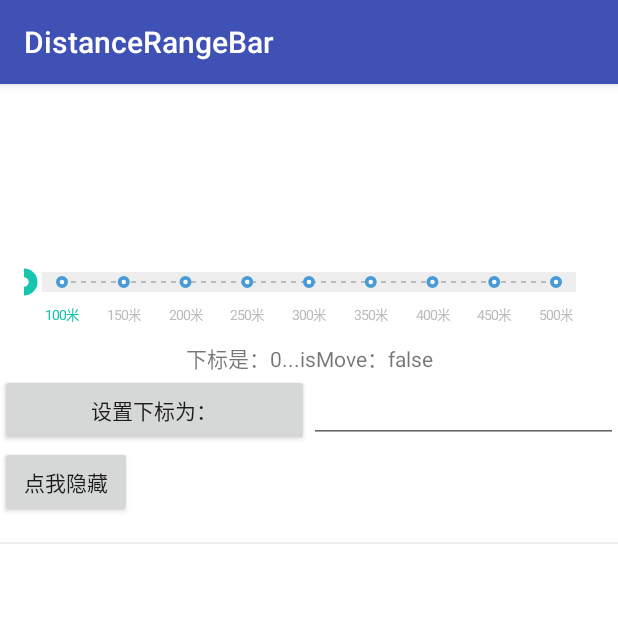
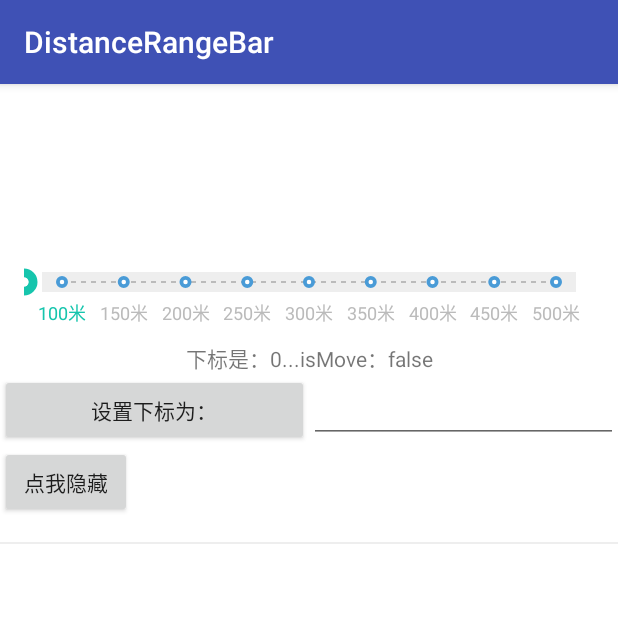
Before and after one commit to hidetag/DistanceRangeBar, an Android app: the screen it shows after launch (MainActivity), after a tap on "点我显示", on a phone screen of 412 x 824 dp, the top half of it. Run offline under Robolectric (Android 15) with nearby library versions, the phone set to English and light mode, and no system bars.

Commit message:
修正文字大小显示问题

```diff
--- a/app/src/main/res/layout/activity_main.xml
+++ b/app/src/main/res/layout/activity_main.xml
@@ -30,7 +30,7 @@
                     android:layout_marginRight="16dp"
                     android:layout_marginTop="100dp"
                     custom:barTextMarginRangeBar="25dp"
-                    custom:barTextSize="6sp"
+                    custom:barTextSize="12sp"
                     custom:chooseTextColor="#16c5ad"
                     custom:effectColor="#bbbbbb"
                     custom:rangeBarColor="#eeeeee"
--- a/rangebar/src/main/java/cn/shield/view/rangebar/DistanceRangeBar.java
+++ b/rangebar/src/main/java/cn/shield/view/rangebar/DistanceRangeBar.java
@@ -83,7 +83,7 @@ public final class DistanceRangeBar extends View {
         try {
             mBarTextMarginRangeBar = ta.getDimension(R.styleable.DistanceRangeBar_barTextMarginRangeBar, TypedValue
                     .applyDimension(TypedValue.COMPLEX_UNIT_DIP, 40, getResources().getDisplayMetrics()));
-            mBarTextSize = ta.getDimension(R.styleable.DistanceRangeBar_barTextSize, TypedValue
+            mBarTextSize = ta.getDimensionPixelSize(R.styleable.DistanceRangeBar_barTextSize, (int) TypedValue
                     .applyDimension(TypedValue.COMPLEX_UNIT_SP, 12, getResources().getDisplayMetrics()));
             mChooseTextColor = ta.getColor(R.styleable.DistanceRangeBar_chooseTextColor, 0xff16c5ad);
             mUnChooseTextColor = ta.getColor(R.styleable.DistanceRangeBar_unChooseTextColor, 0xffbbbbbb);
@@ -492,7 +492,7 @@ public final class DistanceRangeBar extends View {
             mTextPaint = new Paint(Paint.ANTI_ALIAS_FLAG);
             mTextPaint.setAntiAlias(true);
             mTextPaint.setTextAlign(Paint.Align.CENTER);
-            mTextPaint.setTextSize(TypedValue.applyDimension(TypedValue.COMPLEX_UNIT_SP, mBarTextSize, mContext.getResources().getDisplayMetrics()));
+            mTextPaint.setTextSize(mBarTextSize);
         }
 
         void draw(Canvas canvas) {
@@ -632,6 +632,6 @@ public final class DistanceRangeBar extends View {
                 createPins();
                 setRangePinsByIndices(mRightIndex);
             }
-        }, 50);
+        }, 500);
     }
 }
```
